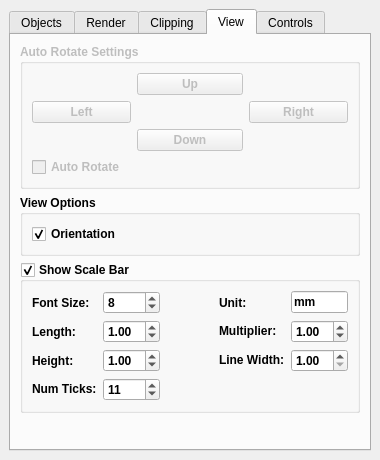
First picture: the form in src/Interface/Modules/Render/ViewSceneControls.ui, repository SCIInstitute/SCIRun, before the edit.
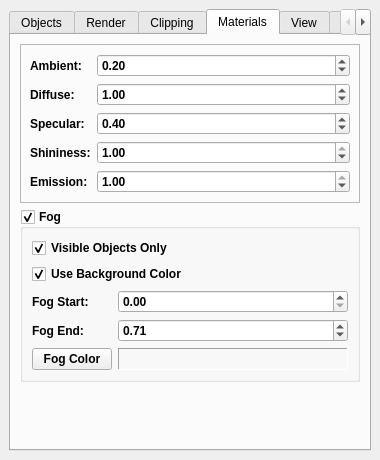
Second picture: the form after the edit.

Commit message: Create GUI for materials in viewscene

Diff of the .ui file:
```diff
--- a/src/Interface/Modules/Render/ViewSceneControls.ui
+++ b/src/Interface/Modules/Render/ViewSceneControls.ui
@@ -526,6 +526,245 @@
         </item>
        </layout>
       </widget>
+      <widget class="QWidget" name="tab">
+       <attribute name="title">
+        <string>Materials</string>
+       </attribute>
+       <layout class="QVBoxLayout" name="verticalLayout_8">
+        <item>
+         <widget class="QFrame" name="frame">
+          <property name="font">
+           <font>
+            <weight>75</weight>
+            <bold>true</bold>
+           </font>
+          </property>
+          <property name="frameShape">
+           <enum>QFrame::StyledPanel</enum>
+          </property>
+          <property name="frameShadow">
+           <enum>QFrame::Raised</enum>
+          </property>
+          <layout class="QFormLayout" name="formLayout">
+           <item row="0" column="0">
+            <widget class="QLabel" name="label_14">
+             <property name="text">
+              <string>Ambient:</string>
+             </property>
+            </widget>
+           </item>
+           <item row="0" column="1">
+            <widget class="QDoubleSpinBox" name="ambientDoubleSpinBox_">
+             <property name="maximum">
+              <double>5.000000000000000</double>
+             </property>
+             <property name="singleStep">
+              <double>0.050000000000000</double>
+             </property>
+             <property name="value">
+              <double>0.200000000000000</double>
+             </property>
+            </widget>
+           </item>
+           <item row="1" column="0">
+            <widget class="QLabel" name="label_15">
+             <property name="text">
+              <string>Diffuse:</string>
+             </property>
+            </widget>
+           </item>
+           <item row="1" column="1">
+            <widget class="QDoubleSpinBox" name="diffuseDoubleSpinBox_">
+             <property name="minimum">
+              <double>0.000000000000000</double>
+             </property>
+             <property name="maximum">
+              <double>5.000000000000000</double>
+             </property>
+             <property name="singleStep">
+              <double>0.050000000000000</double>
+             </property>
+             <property name="value">
+              <double>1.000000000000000</double>
+             </property>
+            </widget>
+           </item>
+           <item row="2" column="0">
+            <widget class="QLabel" name="label_16">
+             <property name="text">
+              <string>Specular:</string>
+             </property>
+            </widget>
+           </item>
+           <item row="2" column="1">
+            <widget class="QDoubleSpinBox" name="specularDoubleSpinBox_">
+             <property name="minimum">
+              <double>0.000000000000000</double>
+             </property>
+             <property name="maximum">
+              <double>5.000000000000000</double>
+             </property>
+             <property name="singleStep">
+              <double>0.050000000000000</double>
+             </property>
+             <property name="value">
+              <double>0.400000000000000</double>
+             </property>
+            </widget>
+           </item>
+           <item row="3" column="0">
+            <widget class="QLabel" name="label_17">
+             <property name="text">
+              <string>Shininess:</string>
+             </property>
+            </widget>
+           </item>
+           <item row="3" column="1">
+            <widget class="QDoubleSpinBox" name="shininessDoubleSpinBox_">
+             <property name="maximum">
+              <double>1.000000000000000</double>
+             </property>
+             <property name="singleStep">
+              <double>0.050000000000000</double>
+             </property>
+             <property name="value">
+              <double>1.000000000000000</double>
+             </property>
+            </widget>
+           </item>
+           <item row="4" column="0">
+            <widget class="QLabel" name="label_18">
+             <property name="text">
+              <string>Emission:</string>
+             </property>
+            </widget>
+           </item>
+           <item row="4" column="1">
+            <widget class="QDoubleSpinBox" name="emissionDoubleSpinBox_">
+             <property name="maximum">
+              <double>1.000000000000000</double>
+             </property>
+             <property name="singleStep">
+              <double>0.050000000000000</double>
+             </property>
+             <property name="value">
+              <double>1.000000000000000</double>
+             </property>
+            </widget>
+           </item>
+          </layout>
+         </widget>
+        </item>
+        <item>
+         <widget class="QGroupBox" name="fogGroupBox_">
+          <property name="font">
+           <font>
+            <weight>75</weight>
+            <bold>true</bold>
+           </font>
+          </property>
+          <property name="title">
+           <string>Fog</string>
+          </property>
+          <property name="checkable">
+           <bool>true</bool>
+          </property>
+          <layout class="QFormLayout" name="formLayout_2">
+           <item row="0" column="0" colspan="2">
+            <widget class="QCheckBox" name="fogOnVisibleObjectsCheckBox_">
+             <property name="text">
+              <string>Visible Objects Only</string>
+             </property>
+             <property name="checked">
+              <bool>true</bool>
+             </property>
+            </widget>
+           </item>
+           <item row="1" column="0" colspan="2">
+            <widget class="QCheckBox" name="fogUseBGColorCheckBox_">
+             <property name="text">
+              <string>Use Background Color</string>
+             </property>
+             <property name="checked">
+              <bool>true</bool>
+             </property>
+            </widget>
+           </item>
+           <item row="2" column="0">
+            <widget class="QLabel" name="label_19">
+             <property name="text">
+              <string>Fog Start:</string>
+             </property>
+            </widget>
+           </item>
+           <item row="2" column="1">
+            <widget class="QDoubleSpinBox" name="fogStartDoubleSpinBox_">
+             <property name="maximum">
+              <double>1.000000000000000</double>
+             </property>
+             <property name="singleStep">
+              <double>0.010000000000000</double>
+             </property>
+            </widget>
+           </item>
+           <item row="3" column="0">
+            <widget class="QLabel" name="label_20">
+             <property name="text">
+              <string>Fog End:</string>
+             </property>
+            </widget>
+           </item>
+           <item row="3" column="1">
+            <widget class="QDoubleSpinBox" name="fogEndDoubleSpinBox_">
+             <property name="maximum">
+              <double>2.000000000000000</double>
+             </property>
+             <property name="singleStep">
+              <double>0.010000000000000</double>
+             </property>
+             <property name="value">
+              <double>0.710000000000000</double>
+             </property>
+            </widget>
+           </item>
+           <item row="4" column="0">
+            <widget class="QPushButton" name="fogColorPushButton_">
+             <property name="text">
+              <string>Fog Color</string>
+             </property>
+            </widget>
+           </item>
+           <item row="4" column="1">
+            <widget class="QLabel" name="fogColorLabel_">
+             <property name="frameShape">
+              <enum>QFrame::Panel</enum>
+             </property>
+             <property name="frameShadow">
+              <enum>QFrame::Sunken</enum>
+             </property>
+             <property name="text">
+              <string/>
+             </property>
+            </widget>
+           </item>
+          </layout>
+         </widget>
+        </item>
+        <item>
+         <spacer name="verticalSpacer_4">
+          <property name="orientation">
+           <enum>Qt::Vertical</enum>
+          </property>
+          <property name="sizeHint" stdset="0">
+           <size>
+            <width>20</width>
+            <height>63</height>
+           </size>
+          </property>
+         </spacer>
+        </item>
+       </layout>
+      </widget>
       <widget class="QWidget" name="ViewTab">
        <attribute name="title">
         <string>View</string>
```
The commit also changes 1 other file.
